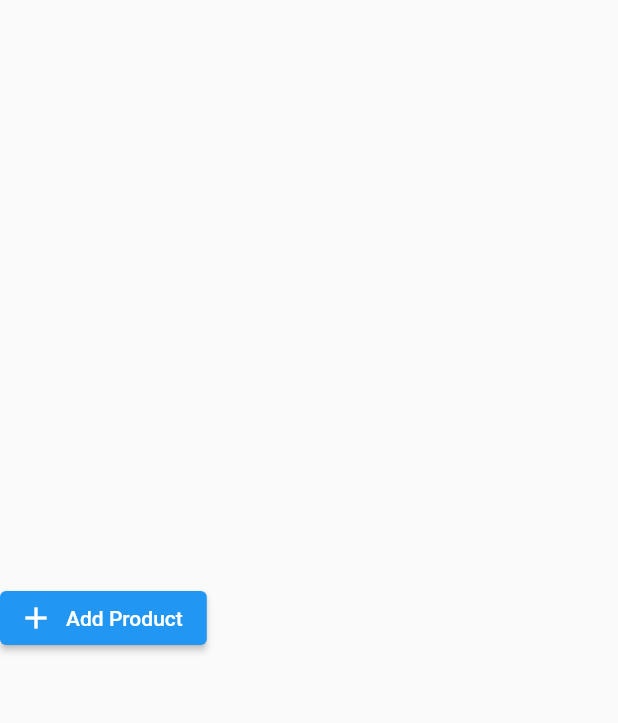
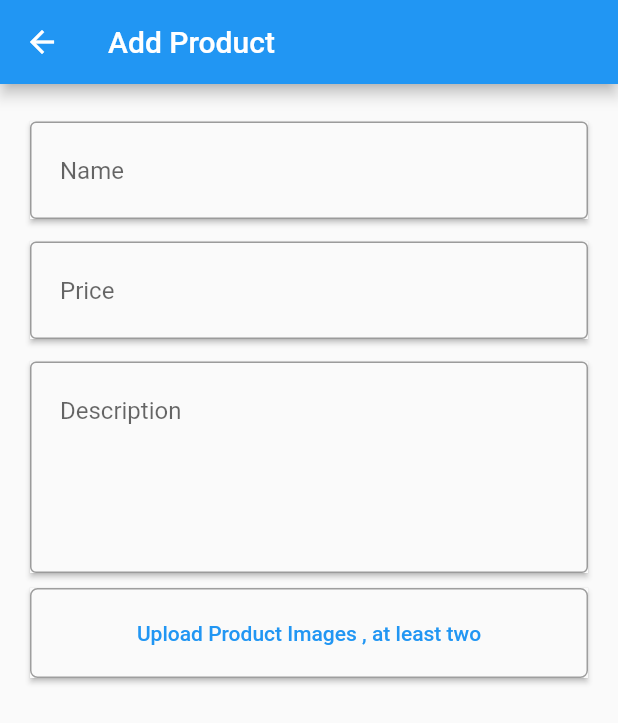
Before and after one commit to Mahmoudagha01/ShoPack-Admin, a Flutter app: the ProductsView screen opened directly, after a tap on "Add Product", on a phone screen of 412 x 824 dp. Shown: the top 723 px of the screen. Run offline on Flutter 3.47's test engine with Material 2 defaults, Android fonts, the phone set to English and light mode, and no system bars; our stand-ins replace bloc, dartz, dio, equatable, flutter_bloc, get_it and 3 more; accounts and stored records are empty.

Commit message:
start working in Add Product

```diff
--- a/lib/business_logic/BNB/BottomNavigationBar_state.dart
+++ b/lib/business_logic/BNB/BottomNavigationBar_state.dart
@@ -1,3 +1,5 @@
+// ignore_for_file: overridden_fields
+
 part of 'BottomNavigationBar_bloc.dart';
 
 abstract class BottomNavigationBarState extends Equatable {
--- /dev/null
+++ b/lib/business_logic/products/products_bloc.dart
@@ -0,0 +1,24 @@
+import 'package:bloc/bloc.dart';
+import 'package:equatable/equatable.dart';
+import 'package:image_picker/image_picker.dart';
+
+part 'products_event.dart';
+part 'products_state.dart';
+
+class ProductsBloc extends Bloc<ProductsEvent, ProductsState> {
+  final ImagePicker imagePicker = ImagePicker();
+  List<XFile> imageFileList = [];
+  ProductsBloc() : super(ProductsInitial()) {
+    on<ProductsEvent>((event, emit) {
+      // TODO: implement event handler
+    });
+    on<UploadImage>((event, emit) async {
+      emit(UploadImagesLoadingState());
+      final List<XFile> selectedImages = await imagePicker.pickMultiImage();
+      if (selectedImages.isNotEmpty) {
+        imageFileList.addAll(selectedImages);
+      }
+      emit(UploadImagesState(imageFileList));
+    });
+  }
+}
--- /dev/null
+++ b/lib/business_logic/products/products_event.dart
@@ -0,0 +1,11 @@
+part of 'products_bloc.dart';
+
+abstract class ProductsEvent extends Equatable {
+  const ProductsEvent();
+
+  @override
+  List<Object> get props => [];
+}
+class UploadImage extends ProductsEvent{
+
+}
--- /dev/null
+++ b/lib/business_logic/products/products_state.dart
@@ -0,0 +1,18 @@
+part of 'products_bloc.dart';
+
+abstract class ProductsState extends Equatable {
+  const ProductsState();
+
+  @override
+  List<Object> get props => [];
+}
+
+class ProductsInitial extends ProductsState {}
+
+class UploadImagesLoadingState extends ProductsState {}
+
+class UploadImagesState extends ProductsState {
+  final List<XFile> images;
+
+  const UploadImagesState(this.images);
+}
--- a/lib/core/utilities/router.dart
+++ b/lib/core/utilities/router.dart
@@ -1,4 +1,5 @@
 import 'package:flutter/material.dart';
+import 'package:shopack_admin/presentation/views/addProduct.dart';
 import 'package:shopack_admin/presentation/views/layout.dart';
 import '../../presentation/views/login.dart';
 import '../utilities/routes.dart';
@@ -13,6 +14,10 @@ Route<dynamic> onGenerate(RouteSettings settings) {
       return MaterialPageRoute(
         builder: (context) => const LayoutPage(),
       );
+       case AppRoutes.addProduct:
+      return MaterialPageRoute(
+        builder: (context) =>  AddProductView(),
+      );
     default:
       return MaterialPageRoute(
         builder: (context) => const LoginView(),
--- a/lib/core/utilities/routes.dart
+++ b/lib/core/utilities/routes.dart
@@ -1,5 +1,5 @@
 class AppRoutes {
-    static const String layout = "/layout";
+  static const String layout = "/layout";
   static const String login = "/login";
-
+  static const String addProduct = "/addProduct";
 }
--- a/lib/core/utilities/strings.dart
+++ b/lib/core/utilities/strings.dart
@@ -8,18 +8,25 @@ class AppStrings {
   static const String enteremail =
       "Please, enter your email address. You will receive a link to create a new password via email.";
   static const String login = "Login";
+    static const String producName = "Name";
+      static const String productPrice = "Price";
+    static const String desc = "Description";
   static const String loginsuccess = "Login done successfully";
+  static const String addProduct = "Add Product";
   static const String loading = "loading";
   static const String retryAgain = "retry_again";
   static const String ok = "Ok";
   static const String send = "Send";
   static const String submit = "Submit";
   static const String emptyEmail = "Email is required";
+    static const String emptyName = "Name is required";
+      static const String emptyPrice = "Price is required";
+        static const String emptyDesc = "Description is required";
   static const String invalidEmail =
       "Not a valid email address. Should be your@email.com";
   static const String success = "success";
   static const String profilePicture = "upload_profile_picture";
-  static const String photoGalley = "photo_gallery";
+  static const String photoGalley = "Upload Product Images , at least two";
   static const String photoCamera = "camera";
   static const String about = "about";
   static const String storeDetails = "store_details";
--- a/lib/data/repositories/admin/admin_repoitory_impl.dart
+++ b/lib/data/repositories/admin/admin_repoitory_impl.dart
@@ -21,7 +21,6 @@ class AdminRepositoryImpl implements AdminRepository {
         final data = await adminDatasouece.login(params);
         return right(LoginModel.fromJson(data));
       } catch (error) {
-        print(error);
         return left(ErrorHandler.handle(error).failure);
       }
     } else {
--- a/lib/dependency_injection.dart
+++ b/lib/dependency_injection.dart
@@ -2,6 +2,7 @@ import 'package:get_it/get_it.dart';
 import 'package:internet_connection_checker/internet_connection_checker.dart';
 import 'package:shopack_admin/business_logic/Admin/login_bloc.dart';
 import 'package:shopack_admin/business_logic/BNB/BottomNavigationBar_bloc.dart';
+import 'package:shopack_admin/business_logic/products/products_bloc.dart';
 import 'package:shopack_admin/core/helper/remote/network_info.dart';
 import 'package:shopack_admin/core/helper/remote/network_provider.dart';
 import 'package:shopack_admin/data/datasources/admin/admin_datasource.dart';
@@ -14,6 +15,7 @@ Future<void> init() async {
 //BloC
   injector.registerFactory(() => LoginBloc(injector()));
   injector.registerFactory(() => BottomNavigationBarBloc());
+  injector.registerFactory(() => ProductsBloc());
 //Repository
   injector.registerLazySingleton<AdminRepository>(() => AdminRepositoryImpl(
       networkInfo: injector(), adminDatasouece: injector()));
--- a/lib/main.dart
+++ b/lib/main.dart
@@ -1,6 +1,7 @@
 import 'package:flutter/material.dart';
 import 'package:flutter_bloc/flutter_bloc.dart';
 import 'package:shopack_admin/business_logic/BNB/BottomNavigationBar_bloc.dart';
+import 'package:shopack_admin/business_logic/products/products_bloc.dart';
 import 'package:shopack_admin/core/helper/local/shared_preference.dart';
 import 'package:shopack_admin/dependency_injection.dart';
 import 'business_logic/Admin/login_bloc.dart';
@@ -26,7 +27,10 @@ class MyApp extends StatelessWidget {
         ),
           BlocProvider(
           create: (context) => injector<BottomNavigationBarBloc>(),
-        )
+        ),
+            BlocProvider(
+          create: (context) => injector<ProductsBloc>(),
+        ),
       ],
       child: const MaterialApp(
         title: 'ShoPack Admin',
--- /dev/null
+++ b/lib/presentation/views/addProduct.dart
@@ -0,0 +1,157 @@
+import 'dart:io';
+import 'package:flutter/material.dart';
+import 'package:flutter_bloc/flutter_bloc.dart';
+
+import 'package:shopack_admin/business_logic/products/products_bloc.dart';
+import 'package:shopack_admin/core/utilities/strings.dart';
+import 'package:shopack_admin/presentation/widgets/maintextformfield.dart';
+
+class AddProductView extends StatelessWidget {
+  AddProductView({super.key});
+
+  final formKey = GlobalKey<FormState>();
+
+  final TextEditingController pName = TextEditingController();
+
+  final TextEditingController pDescription = TextEditingController();
+
+  final TextEditingController pPrice = TextEditingController();
+
+  @override
+  Widget build(BuildContext context) {
+    return Scaffold(
+      appBar: AppBar(
+        title: const Text(AppStrings.addProduct),
+      ),
+      body: SingleChildScrollView(
+        child: Padding(
+          padding: const EdgeInsets.symmetric(horizontal: 20, vertical: 10),
+          child: Form(
+            key: formKey,
+            child: Column(
+              children: [
+                const SizedBox(
+                  height: 15,
+                ),
+                MainTFF(
+                    labelText: AppStrings.producName,
+                    controller: pName,
+                    validate: (value) {
+                      if (value!.isEmpty) {
+                        return AppStrings.emptyName;
+                      }
+                      return null;
+                    },
+                    border: const OutlineInputBorder(),
+                    max: 1,
+                    isPassword: false,
+                    borderRadius: 16,
+                    inputType: TextInputType.text),
+                const SizedBox(
+                  height: 15,
+                ),
+                MainTFF(
+                    labelText: AppStrings.productPrice,
+                    controller: pPrice,
+                    validate: (value) {
+                      if (value!.isEmpty) {
+                        return AppStrings.emptyPrice;
+                      }
+                      return null;
+                    },
+                    border: const OutlineInputBorder(),
+                    max: 1,
+                    isPassword: false,
+                    borderRadius: 16,
+                    inputType: TextInputType.number),
+                const SizedBox(
+                  height: 15,
+                ),
+                MainTFF(
+                    labelText: AppStrings.desc,
+                    controller: pDescription,
+                    validate: (value) {
+                      if (value!.isEmpty) {
+                        return AppStrings.emptyDesc;
+                      }
+                      return null;
+                    },
+                    border: const OutlineInputBorder(),
+                    max: 5,
+                    isPassword: false,
+                    borderRadius: 16,
+                    inputType: TextInputType.text),
+                const SizedBox(
+                  height: 10,
+                ),
+                InkWell(
+                  onTap: () async {
+                    BlocProvider.of<ProductsBloc>(context).add(UploadImage());
+                  },
+                  child: Material(
+                    elevation: 1.5,
+                    child: Container(
+                      width: MediaQuery.of(context).size.width,
+                      height: 60,
+                      decoration: BoxDecoration(
+                        borderRadius: BorderRadius.circular(5),
+                        border: Border.all(color: Colors.grey),
+                      ),
+                      child: Center(
+                          child: Text(
+                        AppStrings.photoGalley,
+                        style: Theme.of(context)
+                            .textTheme
+                            .bodyLarge!
+                            .copyWith(color: Colors.blue),
+                      )),
+                    ),
+                  ),
+                ),
+                const SizedBox(
+                  height: 5,
+                ),
+                BlocBuilder<ProductsBloc, ProductsState>(
+                  builder: (context, state) {
+                    return state is UploadImagesState
+                        ? SizedBox(
+                            height: 130,
+                            width: MediaQuery.of(context).size.width,
+                            child: Padding(
+                              padding: const EdgeInsets.all(
+                                8.0,
+                              ),
+                              child: GridView.builder(
+                                  itemCount: state.images.length,
+                                  gridDelegate:
+                                      const SliverGridDelegateWithFixedCrossAxisCount(
+                                          crossAxisCount: 3),
+                                  itemBuilder:
+                                      (BuildContext context, int index) {
+                                    return Padding(
+                                      padding: const EdgeInsets.all(4.0),
+                                      child: Container(
+                                        decoration: BoxDecoration(
+                                          color: Colors.amberAccent,
+                                          image: DecorationImage(
+                                              image: FileImage(File(
+                                                state.images[index].path,
+                                              )),
+                                              fit: BoxFit.cover),
+                                        ),
+                                      ),
+                                    );
+                                  }),
+                            ),
+                          )
+                        : const SizedBox();
+                  },
+                )
+              ],
+            ),
+          ),
+        ),
+      ),
+    );
+  }
+}
--- a/lib/presentation/views/dashboard.dart
+++ b/lib/presentation/views/dashboard.dart
@@ -1,6 +1,5 @@
 import 'package:flutter/material.dart';
-import 'package:flutter/src/widgets/container.dart';
-import 'package:flutter/src/widgets/framework.dart';
+
 
 class DashBoardView extends StatelessWidget {
   const DashBoardView({super.key});
--- a/lib/presentation/views/login.dart
+++ b/lib/presentation/views/login.dart
@@ -44,6 +44,7 @@ class _LoginViewState extends State<LoginView> {
                   ),
                   SizedBox(height: MediaQuery.of(context).size.height * 0.1),
                   MainTFF(
+                    max: 1,
                       labelText: AppStrings.email,
                       hintText: AppStrings.email,
                       controller: emailController,
@@ -59,11 +60,13 @@ class _LoginViewState extends State<LoginView> {
                       },
                       isPassword: false,
                       borderRadius: 16,
+                      border: const OutlineInputBorder(borderSide: BorderSide.none),
                       inputType: TextInputType.emailAddress),
                   const SizedBox(
                     height: 20,
                   ),
                   MainTFF(
+                    max: 1,
                       labelText: AppStrings.password,
                       hintText: AppStrings.password,
                       controller: passController,
@@ -78,6 +81,7 @@ class _LoginViewState extends State<LoginView> {
                         return null;
                       },
                       isPassword: hidePass,
+                      border: const OutlineInputBorder(borderSide: BorderSide.none),
                       suffix: IconButton(
                         color: Colors.blue,
                         icon: hidePass
@@ -100,7 +104,7 @@ class _LoginViewState extends State<LoginView> {
                         PreferenceHelper.saveDataInSharedPreference(
                             key: "token", value: state.data.token);
                         showSnackbar(
-                            state.data.message!, context, Colors.green);
+                            AppStrings.loginsuccess, context, Colors.green);
                         Navigator.pushReplacementNamed(
                             context, AppRoutes.layout);
                       } else if (state is LoginErrorState) {
--- a/lib/presentation/views/orders.dart
+++ b/lib/presentation/views/orders.dart
@@ -1,5 +1,6 @@
-import 'package:flutter/src/widgets/container.dart';
-import 'package:flutter/src/widgets/framework.dart';
+
+
+import 'package:flutter/material.dart';
 
 class OrdersView extends StatelessWidget {
   const OrdersView({super.key});
--- a/lib/presentation/views/products.dart
+++ b/lib/presentation/views/products.dart
@@ -1,19 +1,26 @@
 import 'package:flutter/material.dart';
+import 'package:shopack_admin/core/utilities/routes.dart';
 
 class ProductsView extends StatelessWidget {
   const ProductsView({super.key});
 
   @override
   Widget build(BuildContext context) {
-    return Scaffold(body:
-     SafeArea(
+    return Scaffold(
+      body: SafeArea(
         child: Column(
           mainAxisAlignment: MainAxisAlignment.center,
           crossAxisAlignment: CrossAxisAlignment.center,
           children: [
-          ElevatedButton.icon(onPressed: (){}, icon: Icon(Icons.add), label: Text("Add Product"))
+            ElevatedButton.icon(
+                onPressed: () {
+                  Navigator.pushNamed(context, AppRoutes.addProduct);
+                },
+                icon: const Icon(Icons.add),
+                label: const Text("Add Product"))
           ],
         ),
-     ),);
+      ),
+    );
   }
 }
--- a/lib/presentation/views/reviews.dart
+++ b/lib/presentation/views/reviews.dart
@@ -1,5 +1,4 @@
-import 'package:flutter/src/widgets/container.dart';
-import 'package:flutter/src/widgets/framework.dart';
+import 'package:flutter/material.dart';
 
 class ReviewsView extends StatelessWidget {
   const ReviewsView({super.key});
--- a/lib/presentation/views/users.dart
+++ b/lib/presentation/views/users.dart
@@ -1,5 +1,6 @@
-import 'package:flutter/src/widgets/container.dart';
-import 'package:flutter/src/widgets/framework.dart';
+
+
+import 'package:flutter/material.dart';
 
 class UsersView extends StatelessWidget {
   const UsersView({super.key});
--- a/lib/presentation/widgets/maintextformfield.dart
+++ b/lib/presentation/widgets/maintextformfield.dart
@@ -1,5 +1,4 @@
 import 'package:flutter/material.dart';
-
 
 class MainTFF extends StatelessWidget {
   const MainTFF({
@@ -7,7 +6,7 @@ class MainTFF extends StatelessWidget {
     this.prefix,
     this.suffix,
     required this.controller,
-required this.validate,
+    required this.validate,
     required this.isPassword,
     required this.borderRadius,
     this.readOnly,
@@ -15,7 +14,9 @@ required this.validate,
     this.hintText,
     this.labelText,
     this.textAlign,
+    required this.border,
     this.suffixPressed,
+    required this.max,
   }) : super(key: key);
 
   final IconData? prefix;
@@ -24,18 +25,21 @@ required this.validate,
   final bool isPassword;
   final double? borderRadius;
   final bool? readOnly;
+  final int max;
   final TextInputType inputType;
   final String? hintText;
   final String? labelText;
   final TextAlign? textAlign;
+  final InputBorder border;
   final Function()? suffixPressed;
- final String? Function(String?)? validate;
+  final String? Function(String?)? validate;
 
   @override
   Widget build(BuildContext context) {
     return Material(
-  elevation: 1.5,
+      elevation: 1.5,
       child: TextFormField(
+        maxLines: max,
         obscureText: isPassword,
         keyboardType: inputType,
         controller: controller,
@@ -43,9 +47,10 @@ required this.validate,
         decoration: InputDecoration(
             suffixIcon: suffix,
             contentPadding:
-                const EdgeInsets.symmetric(vertical: 30, horizontal: 20),
+                const EdgeInsets.symmetric(vertical: 23, horizontal: 20),
             label: Text(labelText!),
-            border: const OutlineInputBorder(borderSide: BorderSide.none)),
+      alignLabelWithHint: true,
+            border: border),
       ),
     );
   }
--- a/pubspec.yaml
+++ b/pubspec.yaml
@@ -38,6 +38,7 @@ dependencies:
     sdk: flutter
   flutter_bloc: ^8.1.1
   get_it: ^7.2.0
+  image_picker: ^0.8.6
   internet_connection_checker: ^1.0.0+1
   shared_preferences: ^2.0.15
 
```
Also changed, not shown: pubspec.lock. Lines whose indentation alone changed are shown as unchanged.
